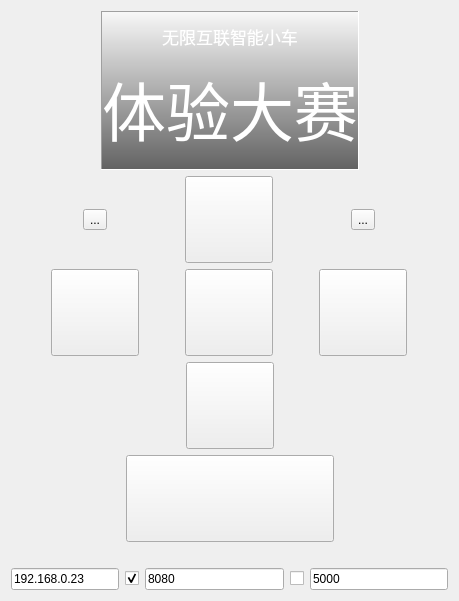
Before: the Qt Designer form videoClient.ui in song-df/qt-wificar, drawn with Qt 5.
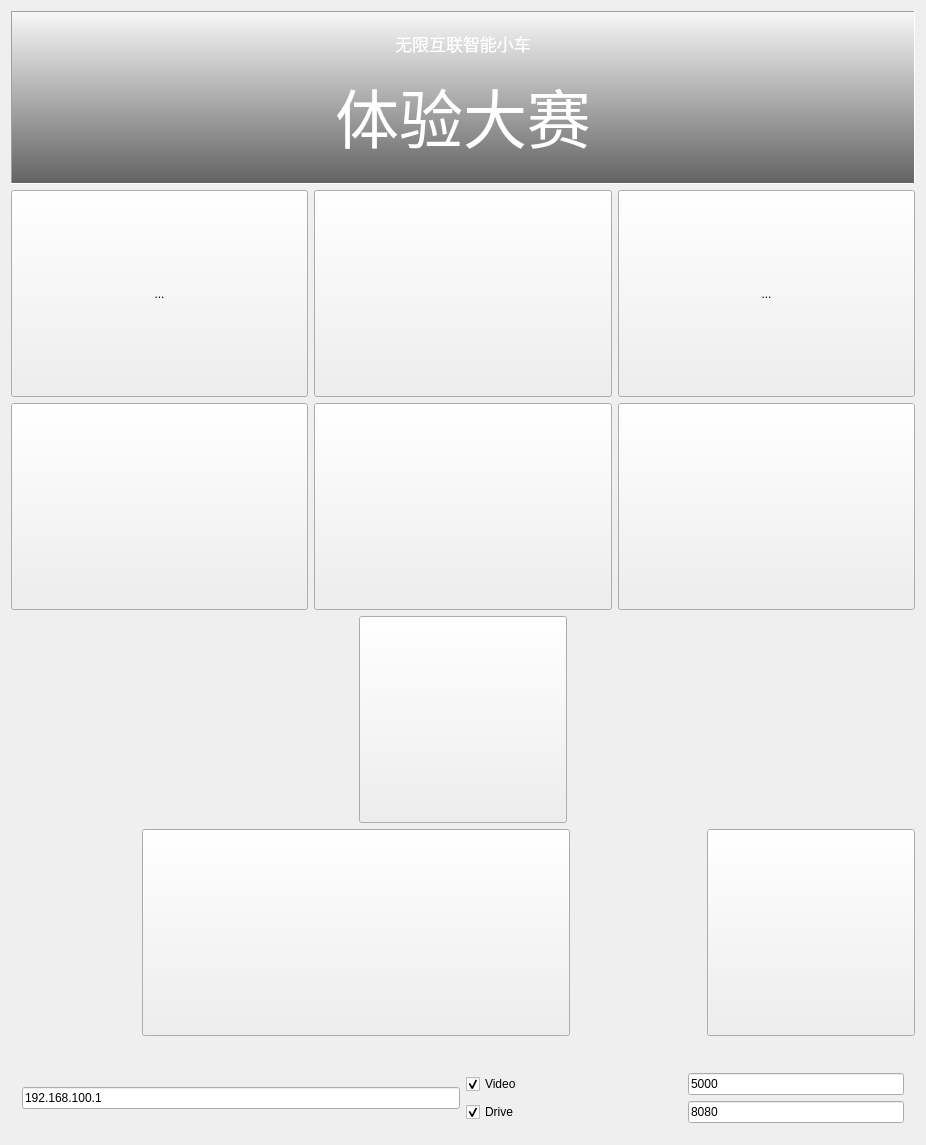
After: the same form once the commit is applied. Icons and pictures are not drawn.

```diff
--- a/videoClient.ui
+++ b/videoClient.ui
@@ -6,8 +6,8 @@
    <rect>
     <x>0</x>
     <y>0</y>
-    <width>459</width>
-    <height>601</height>
+    <width>926</width>
+    <height>1145</height>
    </rect>
   </property>
   <property name="sizePolicy">
@@ -41,19 +41,6 @@
   <layout class="QVBoxLayout" name="verticalLayout">
    <item>
     <layout class="QHBoxLayout" name="horizontalLayout_5">
-     <item>
-      <spacer name="horizontalSpacer">
-       <property name="orientation">
-        <enum>Qt::Horizontal</enum>
-       </property>
-       <property name="sizeHint" stdset="0">
-        <size>
-         <width>40</width>
-         <height>20</height>
-        </size>
-       </property>
-      </spacer>
-     </item>
      <item>
       <widget class="QLabel" name="frameLabel">
        <property name="sizePolicy">
@@ -71,7 +58,7 @@
        <property name="maximumSize">
         <size>
          <width>16777215</width>
-         <height>500</height>
+         <height>16777215</height>
         </size>
        </property>
        <property name="baseSize">
@@ -102,25 +89,18 @@
        </property>
       </widget>
      </item>
-     <item>
-      <spacer name="horizontalSpacer_2">
-       <property name="orientation">
-        <enum>Qt::Horizontal</enum>
-       </property>
-       <property name="sizeHint" stdset="0">
-        <size>
-         <width>40</width>
-         <height>20</height>
-        </size>
-       </property>
-      </spacer>
-     </item>
     </layout>
    </item>
    <item>
     <layout class="QHBoxLayout" name="carControlUphorizontalLayout">
      <item>
       <widget class="QToolButton" name="lightToolButton">
+       <property name="sizePolicy">
+        <sizepolicy hsizetype="Preferred" vsizetype="Preferred">
+         <horstretch>0</horstretch>
+         <verstretch>0</verstretch>
+        </sizepolicy>
+       </property>
        <property name="text">
         <string>...</string>
        </property>
@@ -130,14 +110,20 @@
        </property>
        <property name="iconSize">
         <size>
-         <width>80</width>
-         <height>80</height>
+         <width>200</width>
+         <height>200</height>
         </size>
        </property>
       </widget>
      </item>
      <item>
       <widget class="QToolButton" name="uptoolButton">
+       <property name="sizePolicy">
+        <sizepolicy hsizetype="Preferred" vsizetype="Preferred">
+         <horstretch>0</horstretch>
+         <verstretch>0</verstretch>
+        </sizepolicy>
+       </property>
        <property name="minimumSize">
         <size>
          <width>0</width>
@@ -153,14 +139,20 @@
        </property>
        <property name="iconSize">
         <size>
-         <width>80</width>
-         <height>80</height>
+         <width>200</width>
+         <height>200</height>
         </size>
        </property>
       </widget>
      </item>
      <item>
       <widget class="QToolButton" name="beepToolButton">
+       <property name="sizePolicy">
+        <sizepolicy hsizetype="Preferred" vsizetype="Preferred">
+         <horstretch>0</horstretch>
+         <verstretch>0</verstretch>
+        </sizepolicy>
+       </property>
        <property name="text">
         <string>...</string>
        </property>
@@ -170,8 +162,8 @@
        </property>
        <property name="iconSize">
         <size>
-         <width>80</width>
-         <height>80</height>
+         <width>200</width>
+         <height>200</height>
         </size>
        </property>
       </widget>
@@ -182,6 +174,12 @@
     <layout class="QHBoxLayout" name="cardControlMidhorizontalLayout">
      <item>
       <widget class="QToolButton" name="leftToolButton">
+       <property name="sizePolicy">
+        <sizepolicy hsizetype="Preferred" vsizetype="Preferred">
+         <horstretch>0</horstretch>
+         <verstretch>0</verstretch>
+        </sizepolicy>
+       </property>
        <property name="text">
         <string/>
        </property>
@@ -191,14 +189,20 @@
        </property>
        <property name="iconSize">
         <size>
-         <width>80</width>
-         <height>80</height>
+         <width>200</width>
+         <height>200</height>
         </size>
        </property>
       </widget>
      </item>
      <item>
       <widget class="QToolButton" name="stopToolButton">
+       <property name="sizePolicy">
+        <sizepolicy hsizetype="Preferred" vsizetype="Preferred">
+         <horstretch>0</horstretch>
+         <verstretch>0</verstretch>
+        </sizepolicy>
+       </property>
        <property name="text">
         <string/>
        </property>
@@ -208,14 +212,20 @@
        </property>
        <property name="iconSize">
         <size>
-         <width>80</width>
-         <height>80</height>
+         <width>200</width>
+         <height>200</height>
         </size>
        </property>
       </widget>
      </item>
      <item>
       <widget class="QToolButton" name="rightToolButton">
+       <property name="sizePolicy">
+        <sizepolicy hsizetype="Preferred" vsizetype="Preferred">
+         <horstretch>0</horstretch>
+         <verstretch>0</verstretch>
+        </sizepolicy>
+       </property>
        <property name="text">
         <string/>
        </property>
@@ -225,8 +235,8 @@
        </property>
        <property name="iconSize">
         <size>
-         <width>80</width>
-         <height>80</height>
+         <width>200</width>
+         <height>200</height>
         </size>
        </property>
       </widget>
@@ -250,6 +260,12 @@
      </item>
      <item>
       <widget class="QToolButton" name="downtoolButton">
+       <property name="sizePolicy">
+        <sizepolicy hsizetype="Preferred" vsizetype="Preferred">
+         <horstretch>0</horstretch>
+         <verstretch>0</verstretch>
+        </sizepolicy>
+       </property>
        <property name="text">
         <string/>
        </property>
@@ -259,14 +275,14 @@
        </property>
        <property name="iconSize">
         <size>
-         <width>80</width>
-         <height>80</height>
+         <width>200</width>
+         <height>200</height>
         </size>
        </property>
       </widget>
      </item>
      <item>
-      <spacer name="horizontalSpacer_4">
+      <spacer name="horizontalSpacer">
        <property name="orientation">
         <enum>Qt::Horizontal</enum>
        </property>
@@ -298,7 +314,7 @@
      <item>
       <widget class="QToolButton" name="connectToolButton">
        <property name="sizePolicy">
-        <sizepolicy hsizetype="Expanding" vsizetype="Fixed">
+        <sizepolicy hsizetype="Preferred" vsizetype="Preferred">
          <horstretch>0</horstretch>
          <verstretch>0</verstretch>
         </sizepolicy>
@@ -308,8 +324,8 @@
        </property>
        <property name="iconSize">
         <size>
-         <width>200</width>
-         <height>80</height>
+         <width>420</width>
+         <height>200</height>
         </size>
        </property>
        <property name="shortcut">
@@ -321,7 +337,7 @@
       </widget>
      </item>
      <item>
-      <spacer name="horizontalSpacer_5">
+      <spacer name="horizontalSpacer_4">
        <property name="orientation">
         <enum>Qt::Horizontal</enum>
        </property>
@@ -333,6 +349,28 @@
        </property>
       </spacer>
      </item>
+     <item>
+      <widget class="QToolButton" name="setupToolButton">
+       <property name="sizePolicy">
+        <sizepolicy hsizetype="Preferred" vsizetype="Preferred">
+         <horstretch>0</horstretch>
+         <verstretch>0</verstretch>
+        </sizepolicy>
+       </property>
+       <property name="text">
+        <string/>
+       </property>
+       <property name="iconSize">
+        <size>
+         <width>200</width>
+         <height>200</height>
+        </size>
+       </property>
+       <property name="checkable">
+        <bool>true</bool>
+       </property>
+      </widget>
+     </item>
     </layout>
    </item>
    <item>
@@ -364,74 +402,89 @@
    </item>
    <item>
     <widget class="QWidget" name="widget" native="true">
-     <layout class="QHBoxLayout" name="horizontalLayout_2">
-      <property name="leftMargin">
-       <number>0</number>
-      </property>
-      <property name="topMargin">
-       <number>0</number>
-      </property>
-      <property name="rightMargin">
-       <number>0</number>
-      </property>
-      <property name="bottomMargin">
-       <number>0</number>
-      </property>
+     <layout class="QHBoxLayout" name="horizontalLayout_7">
       <item>
        <widget class="QLineEdit" name="srvLineEdit">
         <property name="sizePolicy">
-         <sizepolicy hsizetype="Maximum" vsizetype="Fixed">
+         <sizepolicy hsizetype="Preferred" vsizetype="Fixed">
           <horstretch>0</horstretch>
           <verstretch>0</verstretch>
          </sizepolicy>
         </property>
         <property name="text">
-         <string>192.168.0.23</string>
+         <string>192.168.100.1</string>
         </property>
        </widget>
       </item>
       <item>
-       <widget class="QCheckBox" name="checkBoxEnVideo">
-        <property name="text">
-         <string/>
-        </property>
-        <property name="checked">
-         <bool>true</bool>
-        </property>
-       </widget>
-      </item>
-      <item>
-       <widget class="QLineEdit" name="portLineEdit">
-        <property name="sizePolicy">
-         <sizepolicy hsizetype="MinimumExpanding" vsizetype="Fixed">
-          <horstretch>0</horstretch>
-          <verstretch>0</verstretch>
-         </sizepolicy>
-        </property>
-        <property name="text">
-         <string>8080</string>
-        </property>
-       </widget>
-      </item>
-      <item>
-       <widget class="QCheckBox" name="checkBoxEnCar">
-        <property name="text">
-         <string/>
-        </property>
-       </widget>
-      </item>
-      <item>
-       <widget class="QLineEdit" name="ctrlPortLineEdit">
-        <property name="sizePolicy">
-         <sizepolicy hsizetype="MinimumExpanding" vsizetype="Fixed">
-          <horstretch>0</horstretch>
-          <verstretch>0</verstretch>
-         </sizepolicy>
-        </property>
-        <property name="text">
-         <string>5000</string>
-        </property>
-       </widget>
+       <layout class="QVBoxLayout" name="verticalLayout_2">
+        <item>
+         <layout class="QHBoxLayout" name="horizontalLayout_6">
+          <item>
+           <widget class="QCheckBox" name="checkBoxEnCar">
+            <property name="sizePolicy">
+             <sizepolicy hsizetype="Preferred" vsizetype="Fixed">
+              <horstretch>0</horstretch>
+              <verstretch>0</verstretch>
+             </sizepolicy>
+            </property>
+            <property name="text">
+             <string>Video</string>
+            </property>
+            <property name="checked">
+             <bool>true</bool>
+            </property>
+           </widget>
+          </item>
+          <item>
+           <widget class="QLineEdit" name="ctrlPortLineEdit">
+            <property name="sizePolicy">
+             <sizepolicy hsizetype="Preferred" vsizetype="Fixed">
+              <horstretch>0</horstretch>
+              <verstretch>0</verstretch>
+             </sizepolicy>
+            </property>
+            <property name="text">
+             <string>5000</string>
+            </property>
+           </widget>
+          </item>
+         </layout>
+        </item>
+        <item>
+         <layout class="QHBoxLayout" name="horizontalLayout_2">
+          <item>
+           <widget class="QCheckBox" name="checkBoxEnVideo">
+            <property name="sizePolicy">
+             <sizepolicy hsizetype="Preferred" vsizetype="Fixed">
+              <horstretch>0</horstretch>
+              <verstretch>0</verstretch>
+             </sizepolicy>
+            </property>
+            <property name="text">
+             <string>Drive</string>
+            </property>
+            <property name="checked">
+             <bool>true</bool>
+            </property>
+           </widget>
+          </item>
+          <item>
+           <widget class="QLineEdit" name="portLineEdit">
+            <property name="sizePolicy">
+             <sizepolicy hsizetype="Preferred" vsizetype="Fixed">
+              <horstretch>0</horstretch>
+              <verstretch>0</verstretch>
+             </sizepolicy>
+            </property>
+            <property name="text">
+             <string>8080</string>
+            </property>
+           </widget>
+          </item>
+         </layout>
+        </item>
+       </layout>
       </item>
      </layout>
     </widget>
```
Left out of the diff: 19 changed lines with no effect on the pictures.
